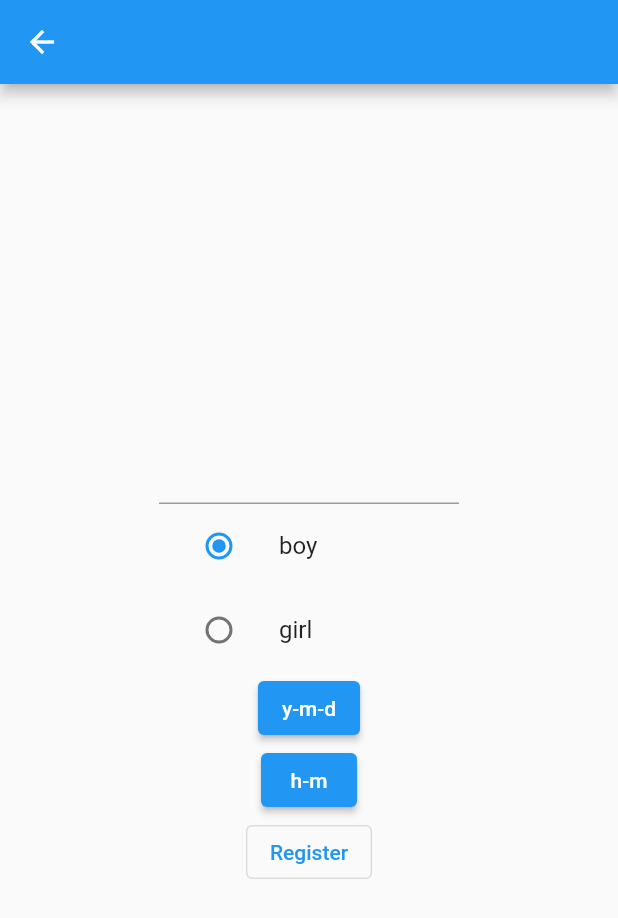
After one commit to fonu195713/my-horoscope, a Flutter app: the BirthdayInputPage screen opened directly, on a phone screen of 412 x 824 dp. The commit adds this screen. Shown: the top 918 px of the screen. Run offline on Flutter 3.47's test engine with Material 2 defaults, Android fonts, the phone set to English and light mode, and no system bars.

Commit message:
page flowchart

```diff
--- /dev/null
+++ b/lib/page/birthday_input_page.dart
@@ -0,0 +1,110 @@
+import 'package:flutter/material.dart';
+import 'frame_page.dart';
+
+class BirthdayInputPage extends StatefulWidget {
+  const BirthdayInputPage({Key? key}) : super(key: key);
+
+  @override
+  State<BirthdayInputPage> createState() => _BirthdayInputPageState();
+}
+
+enum Gender { boy, girl }
+
+class _BirthdayInputPageState extends State<BirthdayInputPage> {
+  String name = '';
+  Gender? gender = Gender.boy;
+  DateTime birthday = DateTime.now();
+
+  @override
+  Widget build(BuildContext context) {
+    return Scaffold(
+      appBar: AppBar(
+          leading: IconButton(
+        icon: const Icon(Icons.arrow_back, color: Colors.white),
+        onPressed: () => Navigator.of(context).pop(),
+      )),
+      body: Center(
+          child: Column(
+        mainAxisSize: MainAxisSize.min,
+        children: [
+          SizedBox(width: 200, child: TextFormField(onChanged: (String s) => name = s)),
+          SizedBox(
+              width: 200,
+              child: Column(
+                children: <Widget>[
+                  ListTile(
+                    title: const Text('boy'),
+                    leading: Radio<Gender>(
+                      value: Gender.boy,
+                      groupValue: gender,
+                      onChanged: (Gender? g) => setState(() => gender = (g ?? Gender.boy)),
+                    ),
+                  ),
+                  ListTile(
+                    title: const Text('girl'),
+                    leading: Radio<Gender>(
+                      groupValue: gender,
+                      value: Gender.girl,
+                      onChanged: (Gender? g) => setState(() => gender = (g ?? Gender.girl)),
+                    ),
+                  ),
+                ],
+              )),
+          ElevatedButton(
+            onPressed: () async {
+              showDatePicker(context: context, initialDate: DateTime.now(), firstDate: DateTime(1901), lastDate: DateTime(2100)).then((dt) {
+                dt = dt ?? DateTime.now();
+                birthday = DateTime(dt.year, dt.month, dt.day, birthday.hour, birthday.minute);
+              });
+            },
+            child: const Text('y-m-d'),
+          ),
+          ElevatedButton(
+            onPressed: () async {
+              showTimePicker(context: context, initialTime: TimeOfDay.now()).then((tod) {
+                tod = tod ?? TimeOfDay.now();
+                birthday = DateTime(birthday.year, birthday.month, birthday.day, tod.hour, tod.minute);
+              });
+            },
+            child: const Text('h-m'),
+          ),
+          OutlinedButton(
+            child: const Text('Register'),
+            onPressed: () {
+              Map<String, dynamic> m = {
+                'name': (name == '') ? '匿名' : name,
+                'isBoy': (gender == Gender.boy),
+                'birthday': birthday,
+              };
+              Navigator.push(context, MaterialPageRoute(builder: (context) => FramePage(info: m)));
+            },
+          ),
+        ],
+      )),
+    );
+  }
+}
+
+
+/* ***
+ref:
+  > Navigation & Routing
+  https://ithelp.ithome.com.tw/articles/10215918
+  https://docs.flutter.dev/cookbook/animation/page-route-animation
+
+  > TextFormField and its width, height
+  https://stackoverflow.com/questions/50400529/how-to-change-textfields-height-and-width
+
+  > Radio buttons
+  https://api.flutter.dev/flutter/material/Radio-class.html
+
+  > showDatePicker
+  http://laomengit.com/flutter/widgets/DatePicker.html
+
+  > showTimePicker
+  https://codesinsider.com/flutter-timepicker-widget-example-tutorial/
+
+  > variable null check
+  https://flutterigniter.com/checking-null-aware-operators-dart/
+
+*** */
```
Also changed, not shown: lib/default-main.dart (added, +117 -0 lines), lib/main.dart (+29 -98 lines), lib/page/bazi_page.dart (added, +16 -0 lines), lib/page/frame_page.dart (added, +60 -0 lines), lib/page/horoscope_page.dart (added, +16 -0 lines), lib/page/ziwei_page.dart (added, +16 -0 lines).
